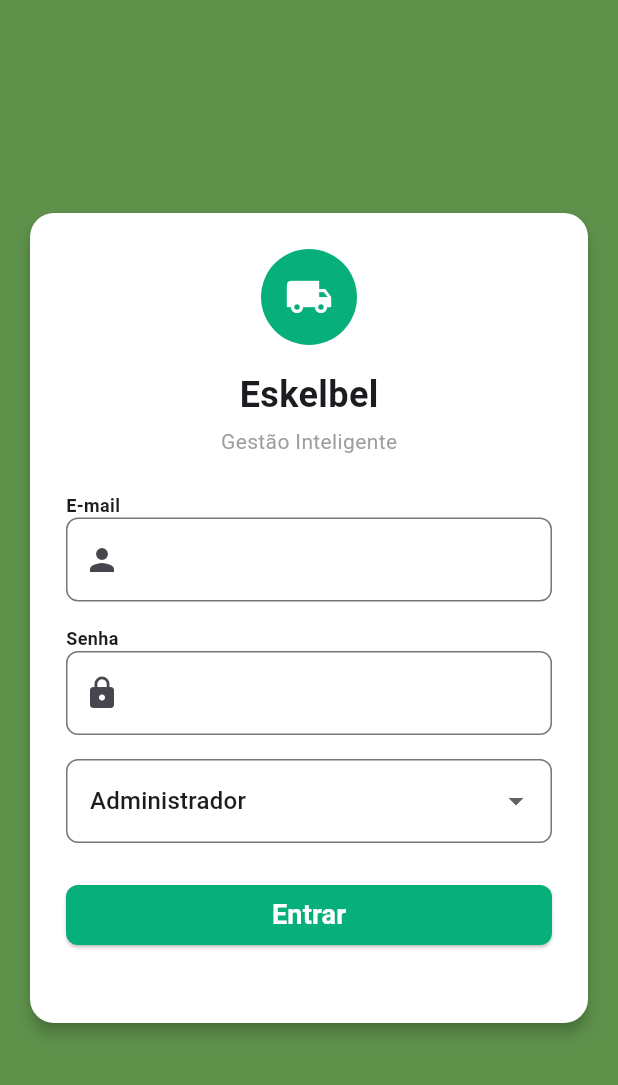
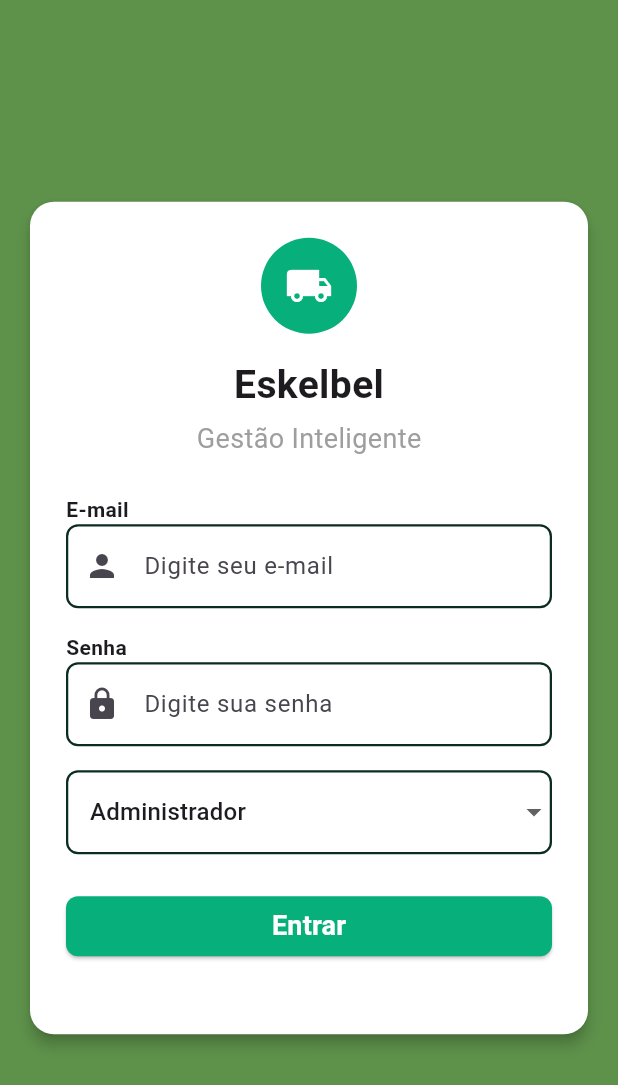
Before and after one commit to jooaonnz/Eskelbel-Gestao_inteligente, a Flutter app: the screen it shows after launch, on a phone screen of 412 x 824 dp. Shown: the top 1085 px of the screen. Run offline on Flutter 3.47's test engine with Material 3 defaults, Android fonts, the phone set to English and light mode, and no system bars.

Commit message:
ft: Cores dos campos label alterados

```diff
--- a/lib/src/features/auth/views/login_page.dart
+++ b/lib/src/features/auth/views/login_page.dart
@@ -109,14 +109,14 @@ class _LoginPageState extends State<LoginPage> {
                     const Text(
                       'Eskelbel',
                       style: TextStyle(
-                        fontSize: 24,
+                        fontSize: 26,
                         fontWeight: FontWeight.bold,
                       ),
                     ),
                     const SizedBox(height: 4),
                     const Text(
                       'Gestão Inteligente',
-                      style: TextStyle(fontSize: 14, color: Colors.grey),
+                      style: TextStyle(fontSize: 18, color: Colors.grey),
                     ),
                     const SizedBox(height: 24),
                     const Align(
@@ -124,7 +124,7 @@ class _LoginPageState extends State<LoginPage> {
                       child: Text(
                         'E-mail',
                         style: TextStyle(
-                          fontSize: 12,
+                          fontSize: 14,
                           fontWeight: FontWeight.bold,
                         ),
                       ),
@@ -132,10 +132,18 @@ class _LoginPageState extends State<LoginPage> {
                     TextField(
                       controller: emailController,
                       decoration: const InputDecoration(
+                        hintText: 'Digite seu e-mail',
                         prefixIcon: Icon(Icons.person),
                         border: OutlineInputBorder(
                           borderRadius: BorderRadius.all(Radius.circular(8)),
                         ),
+                      enabledBorder: OutlineInputBorder(
+                         borderRadius: BorderRadius.all(Radius.circular(8)),
+                         borderSide: BorderSide(color: Color.fromARGB(255, 12, 44, 34), width: 1.50),),
+                        focusedBorder: OutlineInputBorder(
+                         borderRadius: BorderRadius.all(Radius.circular(8)),
+                         borderSide: BorderSide(color: Color.fromARGB(255, 7, 175, 122), width: 2),
+                         )
                       ),
                       keyboardType: TextInputType.emailAddress,
                     ),
@@ -146,7 +154,7 @@ class _LoginPageState extends State<LoginPage> {
                       child: Text(
                         'Senha',
                         style: TextStyle(
-                          fontSize: 12,
+                          fontSize: 14,
                           fontWeight: FontWeight.bold,
                         ),
                       ),
@@ -154,10 +162,15 @@ class _LoginPageState extends State<LoginPage> {
                     TextField(
                       controller: passwordController,
                       decoration: const InputDecoration(
+                        hintText: 'Digite sua senha',
                         prefixIcon: Icon(Icons.lock),
-                        border: OutlineInputBorder(
+                        enabledBorder: OutlineInputBorder(
                           borderRadius: BorderRadius.all(Radius.circular(8)),
+                          borderSide: BorderSide(color: Color.fromARGB(255, 12, 44, 34), width: 1.50),
                         ),
+                      focusedBorder: OutlineInputBorder(
+                         borderRadius: BorderRadius.all(Radius.circular(8)),
+                         borderSide: BorderSide(color: Color.fromARGB(255, 7, 175, 122), width: 2),)
                       ),
                       obscureText: true,
                     ),
@@ -165,9 +178,15 @@ class _LoginPageState extends State<LoginPage> {
                     DropdownButtonFormField<String>(
                       value: selectedRole,
                       decoration: const InputDecoration(
-                        border: OutlineInputBorder(
+                        enabledBorder: OutlineInputBorder(
                           borderRadius: BorderRadius.all(Radius.circular(8)),
+                          borderSide: BorderSide(color: Color.fromARGB(255, 12, 44, 34), width: 1.50),
                         ),
+                        focusedBorder: OutlineInputBorder(
+                          borderRadius: BorderRadius.all(Radius.circular(8)),
+                          borderSide: BorderSide(color: Color.fromARGB(255, 7, 175, 122), width: 2),
+                        ),
+
                       ),
                       items: const [
                         DropdownMenuItem(
```
